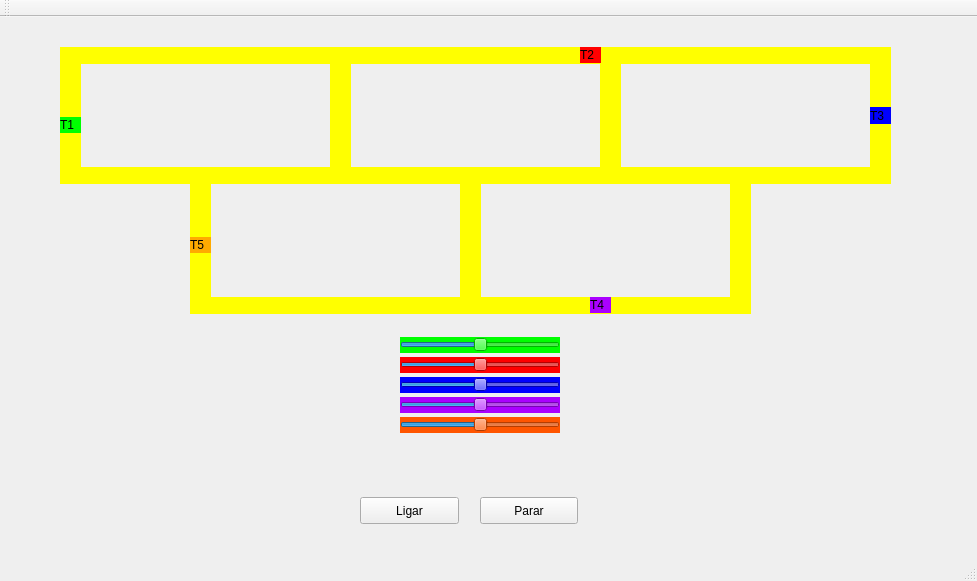
Before: the Qt Designer form mainwindow.ui in ronaque/Trabalho_SO_Trems, drawn with Qt 5.
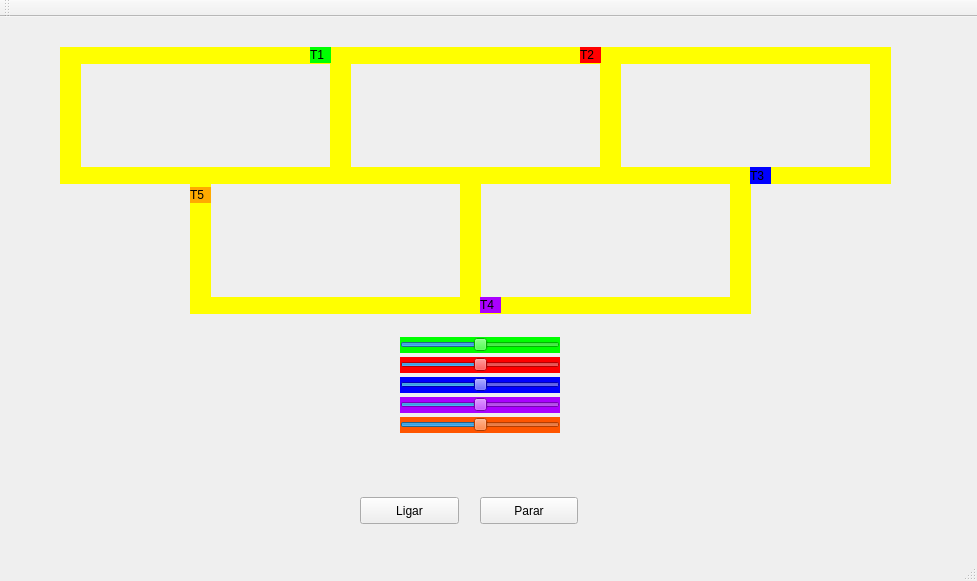
After: the same form once the commit is applied.

Commit message: Finalizado o trabalho

Patch:
```diff
--- a/mainwindow.ui
+++ b/mainwindow.ui
@@ -17,8 +17,8 @@
    <widget class="QLabel" name="label_trem1">
     <property name="geometry">
      <rect>
-      <x>60</x>
-      <y>100</y>
+      <x>310</x>
+      <y>30</y>
       <width>21</width>
       <height>16</height>
      </rect>
@@ -315,8 +315,8 @@
    <widget class="QLabel" name="label_trem3">
     <property name="geometry">
      <rect>
-      <x>870</x>
-      <y>90</y>
+      <x>750</x>
+      <y>150</y>
       <width>21</width>
       <height>17</height>
      </rect>
@@ -422,7 +422,7 @@
    <widget class="QLabel" name="label_trem4">
     <property name="geometry">
      <rect>
-      <x>590</x>
+      <x>480</x>
       <y>280</y>
       <width>21</width>
       <height>16</height>
@@ -439,7 +439,7 @@
     <property name="geometry">
      <rect>
       <x>190</x>
-      <y>220</y>
+      <y>170</y>
       <width>21</width>
       <height>16</height>
      </rect>
```
The commit also changes 2 other files.
